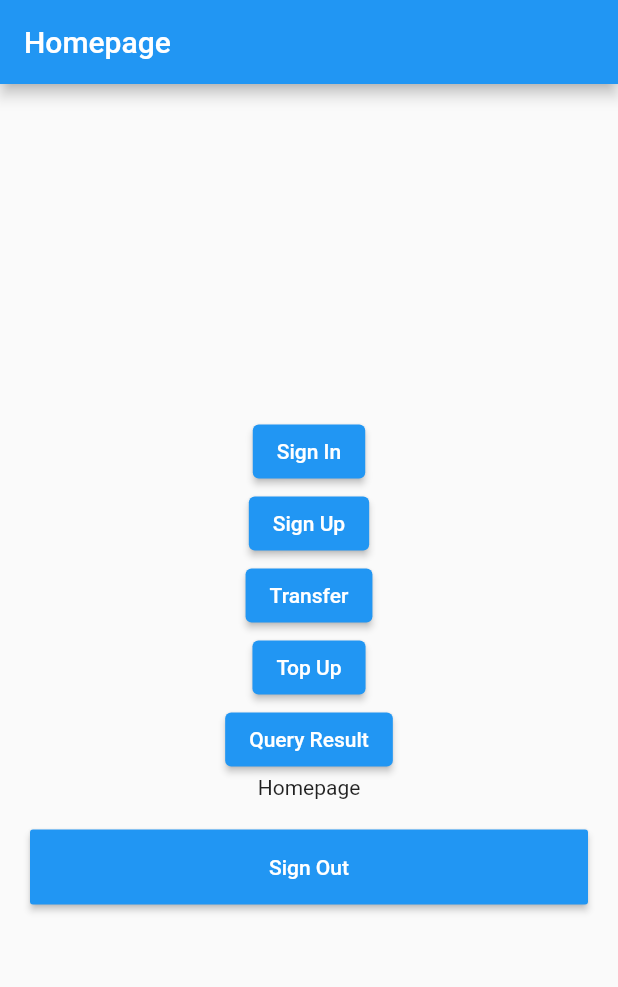
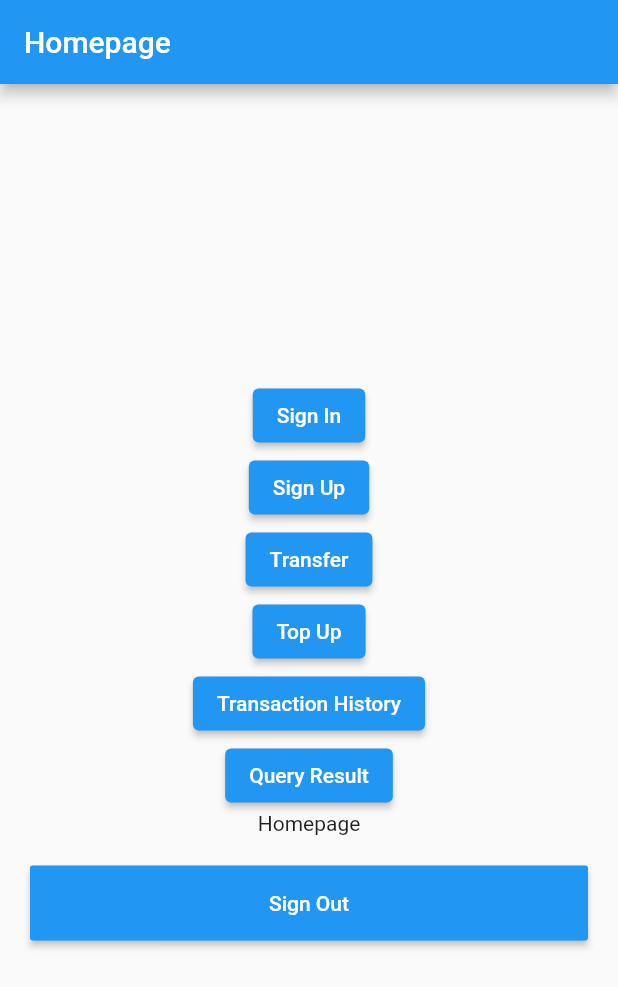
Before and after one commit to marcellinus-witarsah/e_wallet_app, a Flutter app: the screen it shows once a user with an empty profile is signed in, on a phone screen of 412 x 824 dp. Shown: the top 987 px of the screen. Run offline on Flutter 3.47's test engine with Material 2 defaults, Android fonts, the phone set to English and light mode, and no system bars; our stand-ins replace cloud_firestore, country_code_picker, firebase_auth, firebase_core, fluttertoast; missing offline and left inert: cloud_firestore_web, firebase_auth_web, firebase_core_web; accounts and stored records are empty.

Commit message:
Commit transaction history progress

```diff
--- a/lib/model/transaction_model.dart
+++ b/lib/model/transaction_model.dart
@@ -13,3 +13,15 @@ class Transaction {
     required this.timestamp,
   });
 }
+
+class ListTransactions {
+  List<Transaction> _transactions = [];
+
+  List<Transaction> get transactions {
+    return _transactions;
+  }
+
+  void addTransactionToList(Transaction transaction) {
+    transactions.add(transaction);
+  }
+}
--- a/lib/view/home_page.dart
+++ b/lib/view/home_page.dart
@@ -7,6 +7,7 @@ import 'package:e_wallet_app/services/db.dart';
 import 'package:e_wallet_app/view/signin_page.dart';
 import 'package:e_wallet_app/view/signup_page.dart';
 import 'package:e_wallet_app/view/top_up.dart';
+import 'package:e_wallet_app/view/transaction_history_page.dart';
 import 'package:e_wallet_app/view/transfer_page.dart';
 import 'package:firebase_auth/firebase_auth.dart';
 import 'package:firebase_core/firebase_core.dart';
@@ -60,6 +61,7 @@ class _HomepageState extends State<Homepage> {
               buildButton(SignUp(), "Sign Up"),
               buildButton(Transfer(), "Transfer"),
               buildButton(TopUp(), "Top Up"),
+              buildButton(TransactionHistory(), "Transaction History"),
               buildButton(QueryResult(), "Query Result"),
               Text("Homepage"),
               SizedBox(
```
Also changed, not shown: lib/view/transaction_history_page.dart (+60 -0 lines), 3 other files.
